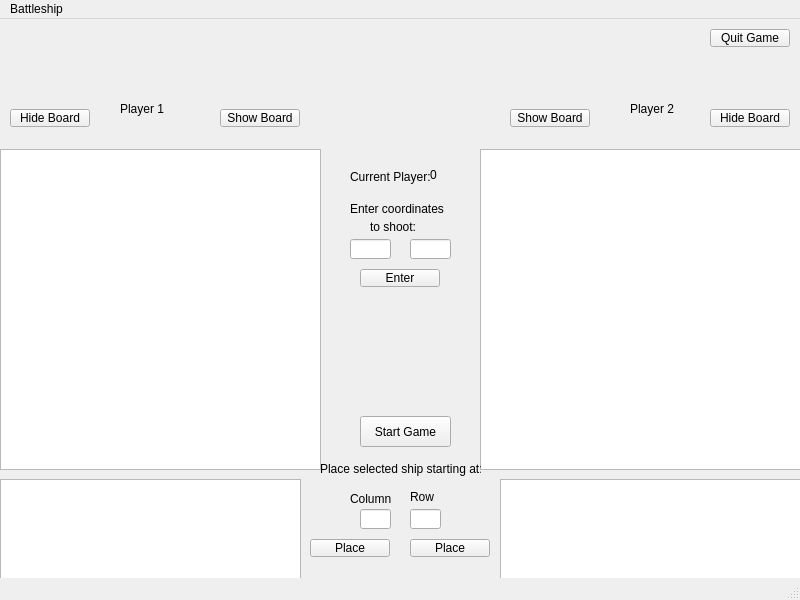
Above: Homework_5/mainwindow.ui from bellis2147/CSCI3010-HW5-Ellis-Wilson before the change. Below: the same form after it.
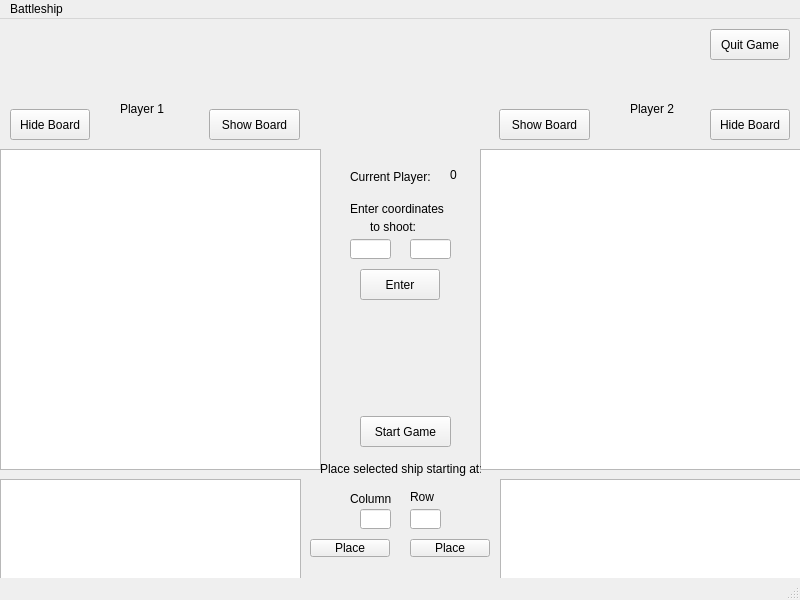
That is the form after the change.

Diff of the .ui file:
```diff
--- a/Homework_5/mainwindow.ui
+++ b/Homework_5/mainwindow.ui
@@ -115,7 +115,7 @@
       <x>360</x>
       <y>250</y>
       <width>80</width>
-      <height>18</height>
+      <height>31</height>
      </rect>
     </property>
     <property name="text">
@@ -197,7 +197,7 @@
       <x>710</x>
       <y>10</y>
       <width>80</width>
-      <height>18</height>
+      <height>31</height>
      </rect>
     </property>
     <property name="text">
@@ -220,7 +220,7 @@
       <x>10</x>
       <y>90</y>
       <width>80</width>
-      <height>18</height>
+      <height>31</height>
      </rect>
     </property>
     <property name="text">
@@ -230,10 +230,10 @@
    <widget class="QPushButton" name="show_board_1">
     <property name="geometry">
      <rect>
-      <x>220</x>
+      <x>209</x>
       <y>90</y>
-      <width>80</width>
-      <height>18</height>
+      <width>91</width>
+      <height>31</height>
      </rect>
     </property>
     <property name="text">
@@ -243,10 +243,10 @@
    <widget class="QPushButton" name="show_board_2">
     <property name="geometry">
      <rect>
-      <x>510</x>
+      <x>499</x>
       <y>90</y>
-      <width>80</width>
-      <height>18</height>
+      <width>91</width>
+      <height>31</height>
      </rect>
     </property>
     <property name="text">
@@ -259,7 +259,7 @@
       <x>710</x>
       <y>90</y>
       <width>80</width>
-      <height>18</height>
+      <height>31</height>
      </rect>
     </property>
     <property name="text">
@@ -308,7 +308,7 @@
    <widget class="QLabel" name="current_player_num">
     <property name="geometry">
      <rect>
-      <x>430</x>
+      <x>450</x>
       <y>150</y>
       <width>37</width>
       <height>12</height>
```
Left out of the diff: 15 changed lines with no effect on the pictures.
